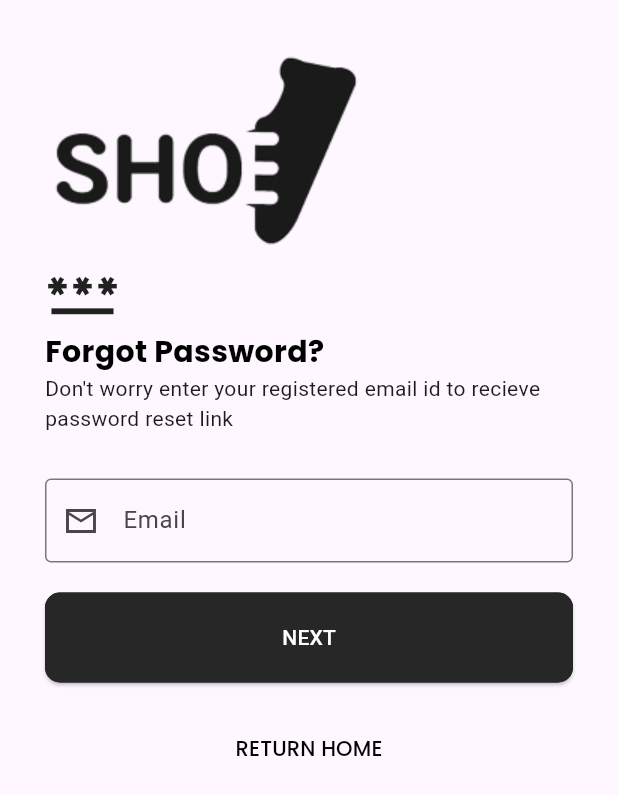
After one commit to akpanphilip/flutter_firebase_auth, a Flutter app: the ForgotPasswordMailScreen screen opened directly, on a phone screen of 412 x 824 dp. The commit adds this screen. Shown: the top 795 px of the screen. Run offline on Flutter 3.47's test engine with Material 2 defaults, Android fonts, the phone set to English and light mode, and no system bars; our stand-ins replace get, google_fonts.

Commit message:
added forgot password mail screen

```diff
--- a/lib/src/common_widgets/common_widgets.dart
+++ b/lib/src/common_widgets/common_widgets.dart
@@ -19,7 +19,7 @@ class ResetOpt extends StatelessWidget {
   @override
   Widget build(BuildContext context) {
     return GestureDetector(
-      onTap: () {},
+      onTap: onTap,
       child: Container(
         padding: EdgeInsets.all(20),
         decoration: BoxDecoration(
@@ -50,3 +50,30 @@ class ResetOpt extends StatelessWidget {
     );
   }
 }
+
+// form submit button
+class FormButton extends StatelessWidget {
+  final String text;
+  const FormButton({
+    super.key,
+    required this.text,
+  });
+
+  @override
+  Widget build(BuildContext context) {
+    return SizedBox(
+      width: double.infinity,
+      child: ElevatedButton(
+          style: OutlinedButton.styleFrom(
+            shape:
+                RoundedRectangleBorder(borderRadius: BorderRadius.circular(10)),
+            foregroundColor: tWhiteColor,
+            backgroundColor: tSecondaryColor,
+            side: BorderSide(color: tSecondaryColor),
+            padding: EdgeInsets.symmetric(vertical: 20),
+          ),
+          onPressed: () {},
+          child: Text(text.toUpperCase())),
+    );
+  }
+}
--- /dev/null
+++ b/lib/src/features/authentication/screens/forgot_password/forgot_password_mail_screen.dart
@@ -0,0 +1,81 @@
+// ignore_for_file: prefer_const_constructors
+
+import 'package:flutter/material.dart';
+import 'package:flutter_firebase_auth/src/features/authentication/screens/welcome/welcome_screen.dart';
+import 'package:get/get.dart';
+import 'package:google_fonts/google_fonts.dart';
+
+import '../../../../common_widgets/common_widgets.dart';
+import '../../../../constants/colors.dart';
+import '../../../../constants/image_strings.dart';
+import '../../../../constants/sizes.dart';
+
+class ForgotPasswordMailScreen extends StatefulWidget {
+  const ForgotPasswordMailScreen({super.key});
+
+  @override
+  State<ForgotPasswordMailScreen> createState() =>
+      _ForgotPasswordMailScreenState();
+}
+
+class _ForgotPasswordMailScreenState extends State<ForgotPasswordMailScreen> {
+  @override
+  Widget build(BuildContext context) {
+    return Scaffold(
+        body: SafeArea(
+            child: SingleChildScrollView(
+                child: Container(
+                    padding: EdgeInsets.all(tDefaultSize),
+                    child: Column(
+                      crossAxisAlignment: CrossAxisAlignment.start,
+                      children: [
+                        Image(image: AssetImage(logoImage)),
+                        Icon(
+                          Icons.password_outlined,
+                          size: 50,
+                        ),
+                        Text(
+                          'Forgot Password?',
+                          style: GoogleFonts.poppins(
+                              color: tDarkColor,
+                              fontSize: 20,
+                              fontWeight: FontWeight.w700),
+                        ),
+                        Text(
+                            'Don\'t worry enter your registered email id to recieve password reset link'),
+                        SizedBox(height: 10),
+                        Form(
+                            child: Container(
+                          padding: EdgeInsets.symmetric(vertical: 20.0),
+                          child: Column(
+                              crossAxisAlignment: CrossAxisAlignment.start,
+                              children: [
+                                TextFormField(
+                                  decoration: InputDecoration(
+                                      prefixIcon:
+                                          Icon(Icons.mail_outline_sharp),
+                                      labelText: 'Email',
+                                      hintText: 'Email',
+                                      border: OutlineInputBorder()),
+                                ),
+                                SizedBox(height: 20),
+                                FormButton(
+                                  text: 'Next',
+                                ),
+                              ]),
+                        )),
+                        Align(
+                          alignment: Alignment.center,
+                          child: TextButton(
+                            onPressed: () =>
+                                Get.to(() => const WelcomeScreen()),
+                            child: Text(
+                              'return home'.toUpperCase(),
+                              style: GoogleFonts.poppins(color: tDarkColor),
+                            ),
+                          ),
+                        ),
+                      ],
+                    )))));
+  }
+}
```
Also changed, not shown: lib/src/features/authentication/screens/forgot_password/forgot_password_screen.dart (deleted, +0 -15 lines), lib/src/features/authentication/screens/login/login_screen.dart (+47 -46 lines).
